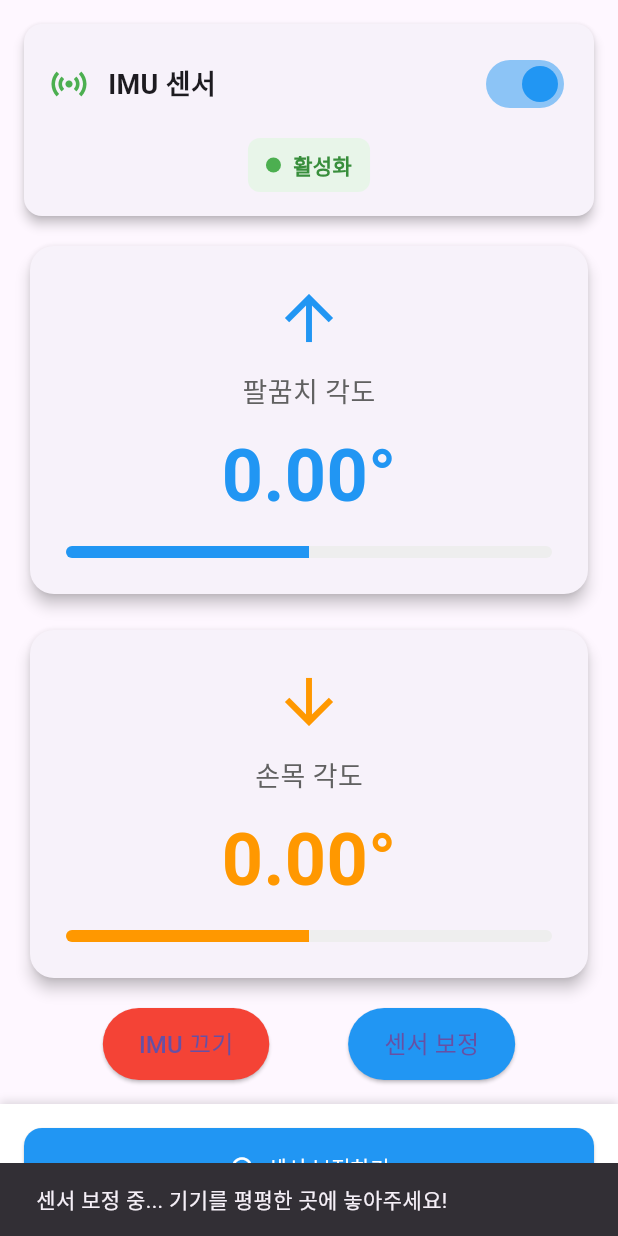
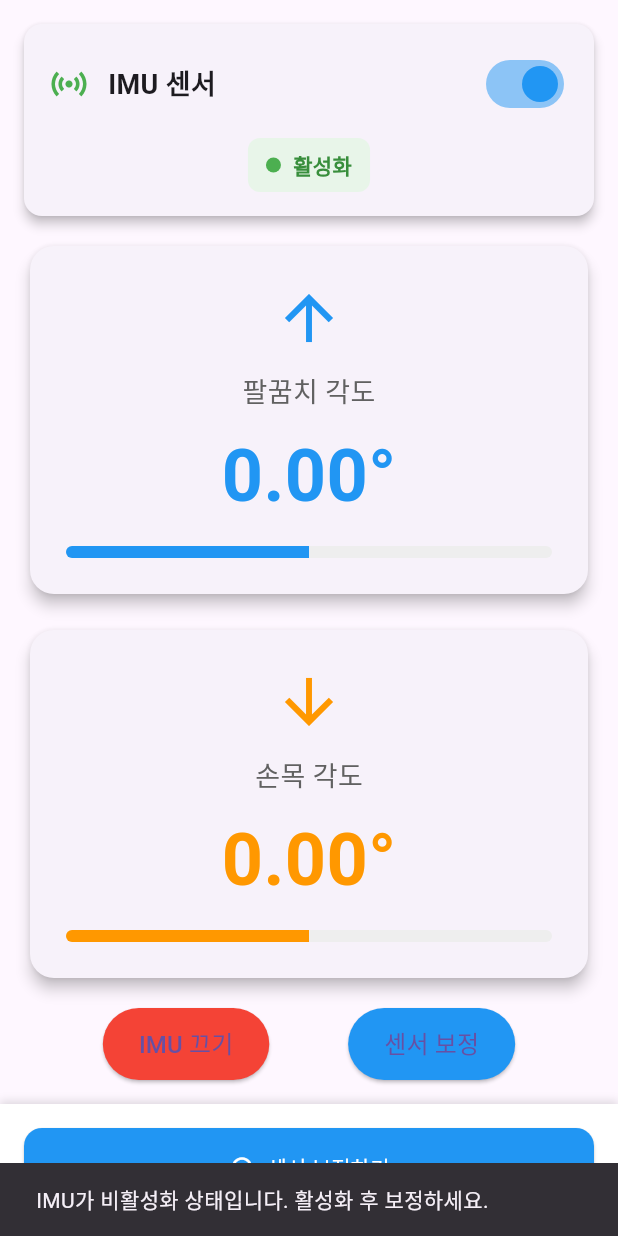
Before and after one commit to mingun0112/ROOKIES, a Flutter app: the IMUControlTab widget shown alone on an empty page, opened directly, after a tap on "센서 보정", on a phone screen of 412 x 824 dp. Run offline on Flutter 3.47's test engine with Material 3 defaults, Android fonts, the light colour scheme and no system bars; our stand-ins replace flutter_blue_plus, permission_handler, shared_preferences; accounts and stored records are empty.

```diff
--- a/rookies_app/lib/screen/imu_control_tab.dart
+++ b/rookies_app/lib/screen/imu_control_tab.dart
@@ -88,7 +88,7 @@ class _IMUControlTabState extends State<IMUControlTab> {
   Future<void> toggleIMU() async {
     if (widget.imuControlChar != null) {
       try {
-        String command = imuEnabled ? "OFF" : "ON";
+        String command = imuEnabled ? "DISABLED" : "ENABLED"; // 명령어 수정
         await widget.imuControlChar!.write(utf8.encode(command));
         print('IMU toggle command sent: $command');
         setState(() {
@@ -102,8 +102,8 @@ class _IMUControlTabState extends State<IMUControlTab> {
   }
 
   Future<void> calibrateIMU() async {
-    showSnackBar("센서 보정 중... 기기를 평평한 곳에 놓아주세요!");
-    if (widget.imuControlChar != null) {
+    if (imuEnabled && widget.imuControlChar != null) {
+      showSnackBar("센서 보정 중... 기기를 평평한 곳에 놓아주세요!");
       try {
         await widget.imuControlChar!.write(utf8.encode("CALIBRATE"));
         print('Calibration command sent');
@@ -111,6 +111,8 @@ class _IMUControlTabState extends State<IMUControlTab> {
         print('Calibration error: $e');
         showSnackBar("보정 실패: $e");
       }
+    } else {
+      showSnackBar("IMU가 비활성화 상태입니다. 활성화 후 보정하세요.");
     }
   }
 
```
Also changed, not shown: 1 other file.
